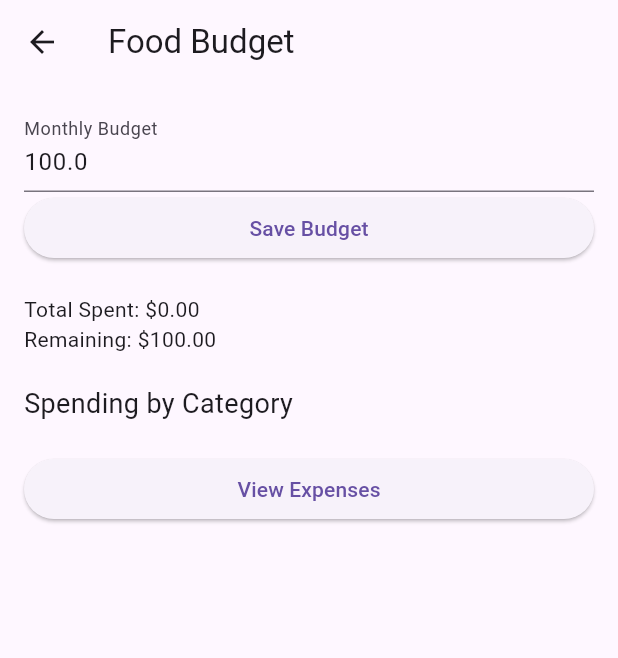
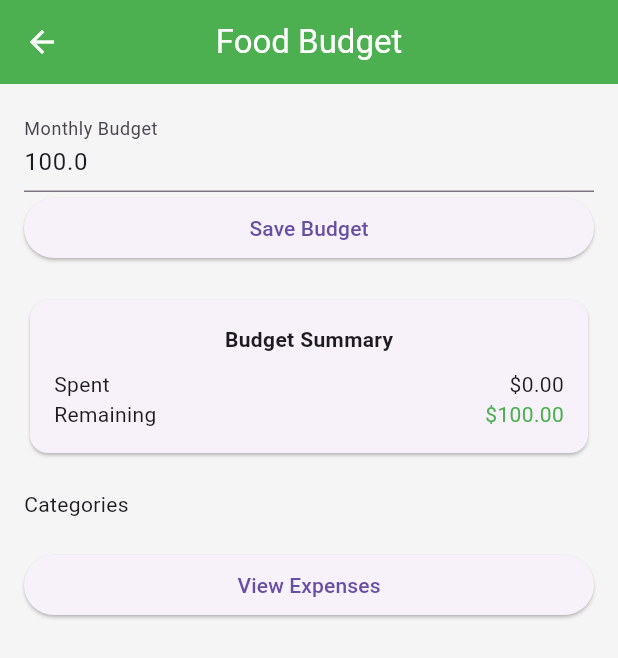
Before and after one commit to jemel119/project1, a Flutter app: the screen it shows after launch, after a tap on "Food Budget", on a phone screen of 412 x 824 dp. Shown: the top 658 px of the screen. Run offline on Flutter 3.47's test engine with Material 3 defaults, Android fonts, the phone set to English and light mode, and no system bars; our stand-ins replace shared_preferences, sqflite; accounts and stored records are empty.

Commit message:
Final editing for all screens and database

```diff
--- a/lib/main.dart
+++ b/lib/main.dart
@@ -1,14 +1,13 @@
+import 'package:campus_food_finder/screens/recommend_screen.dart';
 import 'package:flutter/material.dart';
-
 import 'screens/splash_screen.dart';
 import 'screens/home_screen.dart';
 import 'screens/food_list_screen.dart';
 import 'screens/add_food_screen.dart';
-import 'screens/food_detail_screen.dart';
-import 'screens/favorites_screen.dart';
+import 'screens/budget_screen.dart';
 import 'screens/expense_list_screen.dart';
 import 'screens/add_expense_screen.dart';
-import 'screens/budget_screen.dart';
+import 'screens/favorites_screen.dart';
 import 'screens/recommend_screen.dart';
 
 void main() {
@@ -21,11 +20,17 @@ class CampusFoodApp extends StatelessWidget {
   @override
   Widget build(BuildContext context) {
     return MaterialApp(
-      title: "Campus Food Finder",
-      debugShowCheckedModeBanner: false,
+      title: 'Campus Food Finder',
 
       theme: ThemeData(
-        primarySwatch: Colors.green,
+        primaryColor: Colors.green,
+        scaffoldBackgroundColor: Colors.grey[100],
+
+        appBarTheme: const AppBarTheme(
+          backgroundColor: Colors.green,
+          foregroundColor: Colors.white,
+          centerTitle: true,
+        ),
       ),
 
       initialRoute: '/',
@@ -35,12 +40,11 @@ class CampusFoodApp extends StatelessWidget {
         '/home': (context) => const HomeScreen(),
         '/foods': (context) => const FoodListScreen(),
         '/add_food': (context) => const AddFoodScreen(),
-        '/favorites': (context) => const FavoritesScreen(),
+        '/budget': (context) => const BudgetScreen(),
         '/expenses': (context) => const ExpenseListScreen(),
         '/add_expense': (context) => const AddExpenseScreen(),
-        '/budget': (context) => const BudgetScreen(),
-        '/food_detail': (context) => const FoodDetailScreen(),
-        '/recommend': (context) => const RecommendScreen(),
+        '/favorites': (context) => const FavoritesScreen(),
+        '/recommend': (context) => const RecommendationScreen(),
       },
     );
   }
--- a/lib/screens/budget_screen.dart
+++ b/lib/screens/budget_screen.dart
@@ -3,7 +3,6 @@ import '../database/database_helper.dart';
 import 'package:shared_preferences/shared_preferences.dart';
 
 class BudgetScreen extends StatefulWidget {
-
   const BudgetScreen({super.key});
 
   @override
@@ -14,7 +13,6 @@ class _BudgetScreenState extends State<BudgetScreen> {
 
   double monthlyBudget = 100;
   double totalSpent = 0;
-
   List<Map<String, dynamic>> categoryStats = [];
 
   final controller = TextEditingController();
@@ -27,10 +25,8 @@ class _BudgetScreenState extends State<BudgetScreen> {
   }
 
   Future loadBudget() async {
-
     final prefs = await SharedPreferences.getInstance();
-
-    double? value = prefs.getDouble('budget');
+    final value = prefs.getDouble('budget');
 
     setState(() {
       monthlyBudget = value ?? 100;
@@ -39,24 +35,20 @@ class _BudgetScreenState extends State<BudgetScreen> {
   }
 
   Future saveBudget() async {
-
     final prefs = await SharedPreferences.getInstance();
 
-    double value = double.parse(controller.text);
+    double? value = double.tryParse(controller.text);
+
+    if (value == null) return;
 
     await prefs.setDouble('budget', value);
 
-    setState(() {
-      monthlyBudget = value;
-    });
+    setState(() => monthlyBudget = value);
   }
 
   Future loadSpending() async {
-
     final total = await DatabaseHelper.instance.getTotalSpending();
-
-    final categories =
-        await DatabaseHelper.instance.getSpendingByCategory();
+    final categories = await DatabaseHelper.instance.getSpendingByCategory();
 
     setState(() {
       totalSpent = total;
@@ -67,26 +59,20 @@ class _BudgetScreenState extends State<BudgetScreen> {
   @override
   Widget build(BuildContext context) {
 
-    double remaining = monthlyBudget - totalSpent;
+    final remaining = monthlyBudget - totalSpent;
 
     return Scaffold(
-
-      appBar: AppBar(
-        title: const Text("Food Budget"),
-      ),
+      appBar: AppBar(title: const Text("Food Budget")),
 
       body: Padding(
         padding: const EdgeInsets.all(16),
 
         child: ListView(
-
           children: [
 
             TextField(
               controller: controller,
-              decoration: const InputDecoration(
-                labelText: "Monthly Budget",
-              ),
+              decoration: const InputDecoration(labelText: "Monthly Budget"),
             ),
 
             ElevatedButton(
@@ -96,31 +82,65 @@ class _BudgetScreenState extends State<BudgetScreen> {
 
             const SizedBox(height: 20),
 
-            Text("Total Spent: \$${totalSpent.toStringAsFixed(2)}"),
+            Card(
+              child: Padding(
+                padding: const EdgeInsets.all(16),
 
-            Text("Remaining: \$${remaining.toStringAsFixed(2)}"),
+                child: Column(
+                  children: [
+
+                    const Text("Budget Summary",
+                        style: TextStyle(fontWeight: FontWeight.bold)),
+
+                    const SizedBox(height: 10),
+
+                    Row(
+                      mainAxisAlignment: MainAxisAlignment.spaceBetween,
+                      children: [
+                        const Text("Spent"),
+                        Text("\$${totalSpent.toStringAsFixed(2)}"),
+                      ],
+                    ),
+
+                    Row(
+                      mainAxisAlignment: MainAxisAlignment.spaceBetween,
+                      children: [
+                        const Text("Remaining"),
+                        Text(
+                          "\$${remaining.toStringAsFixed(2)}",
+                          style: TextStyle(
+                            color: remaining >= 0 ? Colors.green : Colors.red,
+                          ),
+                        ),
+                      ],
+                    ),
+                  ],
+                ),
+              ),
+            ),
 
             const SizedBox(height: 20),
 
-            const Text(
-              "Spending by Category",
-              style: TextStyle(fontSize: 18),
-            ),
+            const Text("Categories"),
 
-            ...categoryStats.map((c) => ListTile(
-                  title: Text(c['category'] ?? "Other"),
-                  trailing: Text("\$${c['total']}"),
-                )),
+            ...categoryStats.map((c) => Card(
+              child: ListTile(
+                title: Text(c['category'] ?? "Other"),
+                trailing: Text(
+                  "\$${(c['total'] as num).toStringAsFixed(2)}",
+                ),
+              ),
+            )),
 
             const SizedBox(height: 20),
 
             ElevatedButton(
-              onPressed: () {
-                Navigator.pushNamed(context, '/expenses')
-                    .then((_) => loadSpending());
+              onPressed: () async {
+                await Navigator.pushNamed(context, '/expenses');
+                loadSpending();
               },
               child: const Text("View Expenses"),
-            )
+            ),
           ],
         ),
       ),
--- a/lib/screens/home_screen.dart
+++ b/lib/screens/home_screen.dart
@@ -1,59 +1,59 @@
 import 'package:flutter/material.dart';
 
 class HomeScreen extends StatelessWidget {
-
   const HomeScreen({super.key});
 
   @override
   Widget build(BuildContext context) {
 
     return Scaffold(
+      appBar: AppBar(title: const Text("Campus Food Finder")),
 
-      appBar: AppBar(
-        title: const Text("Campus Food Finder"),
-      ),
-
-      body: Center(
+      body: Padding(
+        padding: const EdgeInsets.all(20),
 
         child: Column(
-          mainAxisAlignment: MainAxisAlignment.center,
 
           children: [
 
-            ElevatedButton(
-              onPressed: () {
-                Navigator.pushNamed(context, '/foods');
-              },
-              child: const Text("Find Food Spots"),
+            const SizedBox(height: 30),
+
+            const Text(
+              "Welcome!",
+              style: TextStyle(fontSize: 22, fontWeight: FontWeight.bold),
+            ),
+
+            const SizedBox(height: 30),
+
+            ElevatedButton.icon(
+              onPressed: () => Navigator.pushNamed(context, '/foods'),
+              icon: const Icon(Icons.restaurant),
+              label: const Text("Find Food Spots"),
             ),
 
             const SizedBox(height: 16),
 
             ElevatedButton.icon(
-              onPressed: () {
-                Navigator.pushNamed(context, '/budget');
-              },
+              onPressed: () => Navigator.pushNamed(context, '/budget'),
               icon: const Icon(Icons.account_balance_wallet),
               label: const Text("Food Budget"),
             ),
 
             const SizedBox(height: 16),
 
-            ElevatedButton(
-              onPressed: () {
-                Navigator.pushNamed(context, '/favorites');
-              },
-              child: const Text("Favorites"),
+            ElevatedButton.icon(
+              onPressed: () => Navigator.pushNamed(context, '/favorites'),
+              icon: const Icon(Icons.favorite),
+              label: const Text("Favorites"),
             ),
 
+            const SizedBox(height: 16),
+
             ElevatedButton.icon(
-              onPressed: () {
-                Navigator.pushNamed(context, '/recommend');
-              },
-                icon: const Icon(Icons.restaurant),
-                label: const Text("Smart Recommendation"),
+              onPressed: () => Navigator.pushNamed(context, '/recommend'),
+              icon: const Icon(Icons.lightbulb),
+              label: const Text("Smart Recommendation"),
             ),
-
           ],
         ),
       ),
--- a/lib/screens/splash_screen.dart
+++ b/lib/screens/splash_screen.dart
@@ -22,21 +22,26 @@ class _SplashScreenState extends State<SplashScreen> {
   Widget build(BuildContext context) {
 
     return Scaffold(
+      backgroundColor: Colors.green,
+
       body: Center(
         child: Column(
           mainAxisAlignment: MainAxisAlignment.center,
 
           children: const [
 
-            Icon(Icons.restaurant, size: 80),
+            Icon(Icons.restaurant, size: 80, color: Colors.white),
 
             SizedBox(height: 20),
 
             Text(
               "Campus Food Finder",
-              style: TextStyle(fontSize: 24),
-            ),
-
+              style: TextStyle(
+                fontSize: 22,
+                color: Colors.white,
+                fontWeight: FontWeight.bold,
+              ),
+            )
           ],
         ),
       ),
```
Also changed, not shown: lib/database/database_helper.dart (+65 -84 lines), lib/screens/add_expense_screen.dart (+13 -24 lines), lib/screens/expense_list_screen.dart (+19 -19 lines), lib/screens/favorites_screen.dart (+11 -13 lines), lib/screens/food_detail_screen.dart (+84 -31 lines), lib/screens/food_list_screen.dart (+25 -54 lines), lib/screens/recommend_screen.dart (+26 -38 lines).
